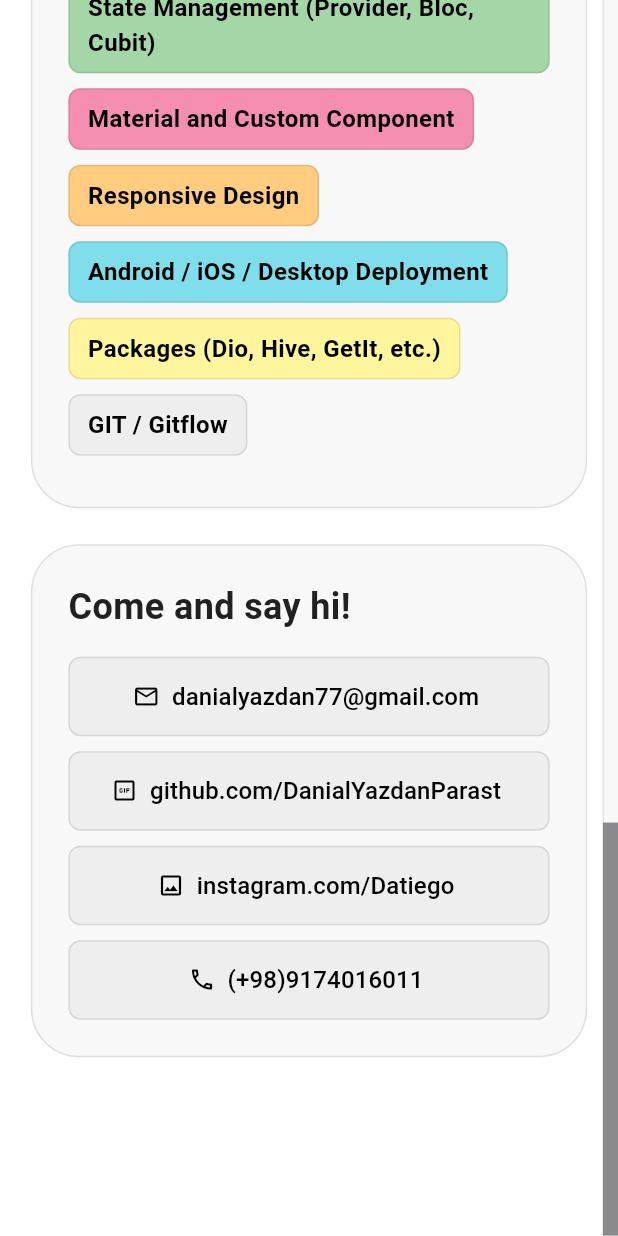
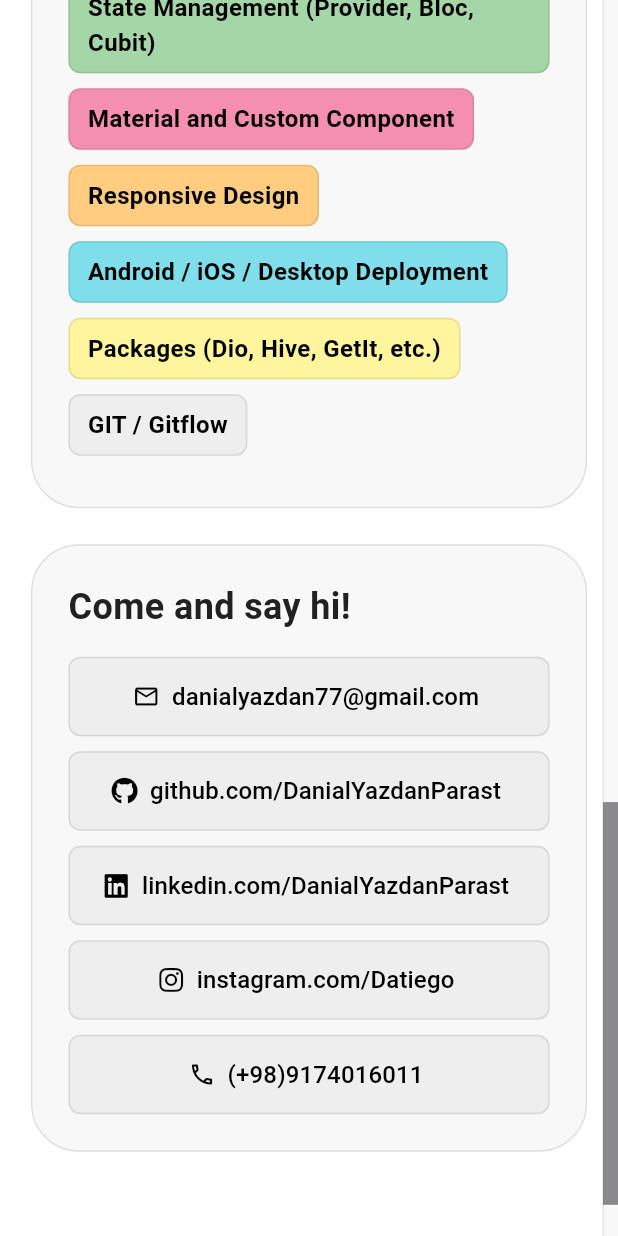
Before and after one commit to DanialYazdanParast/website_datiego, a Flutter app: the AboutMeScreen screen opened directly, scrolled down 1641 dp, on a phone screen of 412 x 824 dp. Run offline on Flutter 3.47's test engine with Material 3 defaults, Android fonts, the phone set to English and light mode, and no system bars; drawn by our look-alikes of flutter_animate; our stand-ins replace animate_do, bloc, cached_network_image, dio, equatable, flutter_bloc and 4 more; network calls fail.

Commit message:
feat: add BottomNavigation and UrlLauncherService
- Implemented BottomNavigation for seamless user navigation.
- Added UrlLauncherService to handle external URL launches effectively.

```diff
--- a/lib/features/about_me/presentation/screens/about_me_screen.dart
+++ b/lib/features/about_me/presentation/screens/about_me_screen.dart
@@ -1,5 +1,8 @@
 import 'package:flutter/material.dart';
 import 'package:flutter_animate/flutter_animate.dart';
+import 'package:font_awesome_flutter/font_awesome_flutter.dart';
+import 'package:get_it/get_it.dart';
+import 'package:website_datiego/core/services/url_launcher_service.dart';
 
 class AboutMeScreen extends StatefulWidget {
   const AboutMeScreen({super.key});
@@ -197,22 +200,22 @@ class SocialMedia extends StatelessWidget {
 
   @override
   Widget build(BuildContext context) {
+    final urlLauncher = GetIt.instance<UrlLauncherService>();
     return Container(
       padding: const EdgeInsets.all(24),
       decoration: BoxDecoration(
         color: const Color(0xFFf8f8f8), // معادل background-color
         borderRadius: BorderRadius.circular(32),
-
         border: Border.all(
           color: const Color.fromRGBO(0, 0, 0, 0.1), // معادل border-color
           width: 1, // معادل border-width
           style: BorderStyle.solid, // معادل border-style
         ),
       ),
-      child: const Column(
+      child: Column(
         crossAxisAlignment: CrossAxisAlignment.start,
         children: [
-          Text(
+          const Text(
             "Come and say hi! ",
             style: TextStyle(
               color: Color(0xff212121),
@@ -220,37 +223,48 @@ class SocialMedia extends StatelessWidget {
               fontWeight: FontWeight.w600,
             ),
           ),
-          SizedBox(
-            height: 16,
-          ),
+          const SizedBox(height: 16),
           Column(
             children: [
               ButtonSocial(
-                color: Color(0xffb0e3b6),
+                onTap: () async {
+                  await urlLauncher.sendEmail('danialyazdan77@gmail.com');
+                },
+                color: const Color(0xffb0e3b6),
                 icon: Icons.email_outlined,
                 text: "danialyazdan77@gmail.com",
               ),
-              SizedBox(
-                height: 10,
-              ),
+              const SizedBox(height: 10),
               ButtonSocial(
+                onTap: () async {
+                  await urlLauncher
+                      .openUrl('https://github.com/DanialYazdanParast');
+                },
                 color: Colors.black12,
-                icon: Icons.gif_box_outlined,
+                icon: FontAwesomeIcons.github,
                 text: "github.com/DanialYazdanParast",
               ),
-              SizedBox(
-                height: 10,
+              const SizedBox(height: 10),
+              ButtonSocial(
+                onTap: () {},
+                color: const Color.fromARGB(200, 97, 189, 238),
+                icon: FontAwesomeIcons.linkedin,
+                text: "linkedin.com/DanialYazdanParast",
               ),
+              const SizedBox(height: 10),
               ButtonSocial(
-                color: Color(0xffffb3e9),
-                icon: Icons.image_outlined,
+                onTap: () async {
+                  await urlLauncher
+                      .openUrl('https://www.instagram.com/datiego');
+                },
+                color: const Color(0xffffb3e9),
+                icon: FontAwesomeIcons.instagram,
                 text: "instagram.com/Datiego",
               ),
-              SizedBox(
-                height: 10,
-              ),
+              const SizedBox(height: 10),
               ButtonSocial(
-                color: Color(0xfffac99c),
+                onTap: () {},
+                color: const Color(0xfffac99c),
                 icon: Icons.phone_outlined,
                 text: "(+98)9174016011",
               ),
@@ -388,11 +402,13 @@ class ButtonSocial extends StatelessWidget {
     required this.text,
     required this.color,
     required this.icon,
+    required this.onTap,
   });
 
   final String text;
   final Color color;
   final IconData icon;
+  final VoidCallback onTap;
 
   @override
   Widget build(BuildContext context) {
@@ -420,7 +436,7 @@ class ButtonSocial extends StatelessWidget {
       ),
       label:
           Text(text, style: const TextStyle(fontSize: 16, color: Colors.black)),
-      onPressed: () {},
+      onPressed: onTap,
       icon: Icon(
         icon,
         color: Colors.black,
--- a/lib/features/home/presentation/screens/home_screen.dart
+++ b/lib/features/home/presentation/screens/home_screen.dart
@@ -13,7 +13,7 @@ class HomeScreen extends StatelessWidget {
     return Scaffold(
       body: BlocProvider(
         create: (context) =>
-            HomeBloc(sl.get(), sl.get())..add(GetProjectsHomeEvent()),
+            HomeBloc(getIt.get(), getIt.get())..add(GetProjectsHomeEvent()),
         child: const HomeBody(),
       ),
     );
--- a/lib/features/projects/presentation/screens/projects_screen.dart
+++ b/lib/features/projects/presentation/screens/projects_screen.dart
@@ -29,7 +29,7 @@ class _ProjectsScreenState extends State<ProjectsScreen> {
     return Scaffold(
       backgroundColor: Colors.white,
       body: BlocProvider(
-        create: (context) => ProjectsBloc(sl.get())..add(GetProjectsEvent()),
+        create: (context) => ProjectsBloc(getIt.get())..add(GetProjectsEvent()),
         child: Scrollbar(
           controller: scrollController,
           thumbVisibility: true,
--- a/lib/main.dart
+++ b/lib/main.dart
@@ -15,7 +15,7 @@ class MyApp extends StatelessWidget {
 
   @override
   Widget build(BuildContext context) {
-    ProjectsRepository projectsRepository = sl.get();
+    ProjectsRepository projectsRepository = getIt.get();
     projectsRepository.getProjects().then((value) {
       debugPrint(value.toString());
     }).catchError((e) {
--- a/pubspec.yaml
+++ b/pubspec.yaml
@@ -45,6 +45,8 @@ dependencies:
   equatable: ^2.0.7
   shimmer: ^3.0.0
   flutter_html: ^3.0.0-alpha.3
+  font_awesome_flutter: ^10.8.0
+  url_launcher: ^6.3.1
 
 dev_dependencies:
   flutter_test:
```
Also changed, not shown: lib/core/common/bottom_navigattion.dart (+35 -2 lines), lib/core/di/service_locator.dart (+13 -8 lines), lib/core/services/url_launcher_service.dart (added, +30 -0 lines), lib/features/home/data/repository/file_downloader_repository_impl.dart (+6 -7 lines), pubspec.lock, 5 other files.
